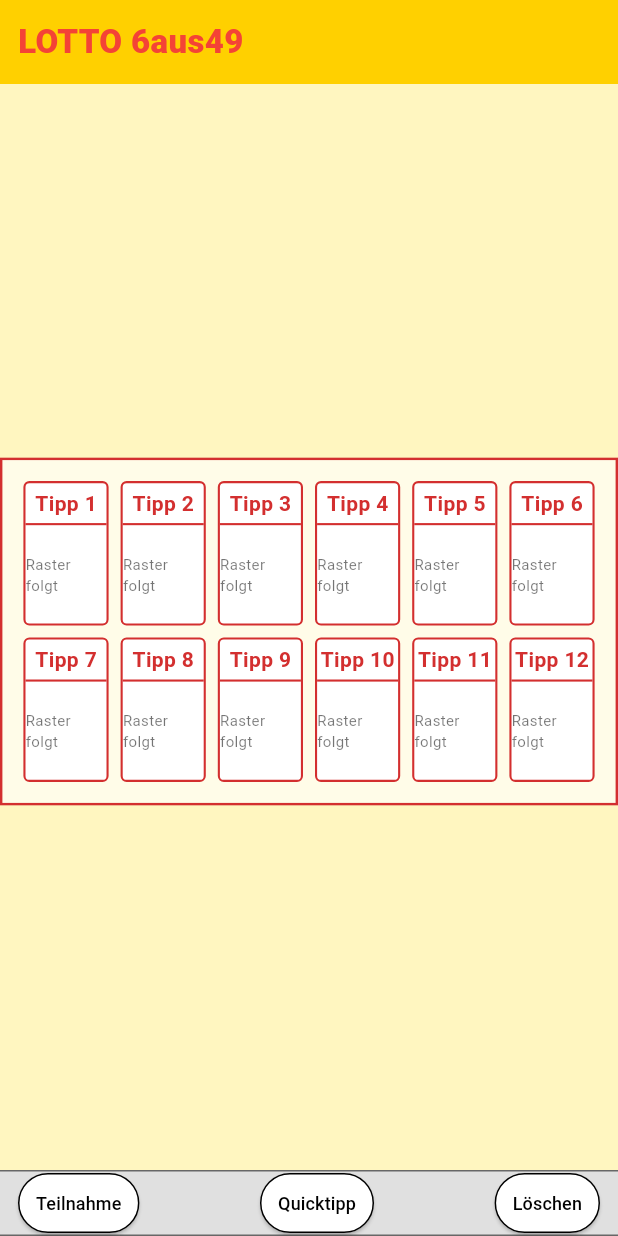
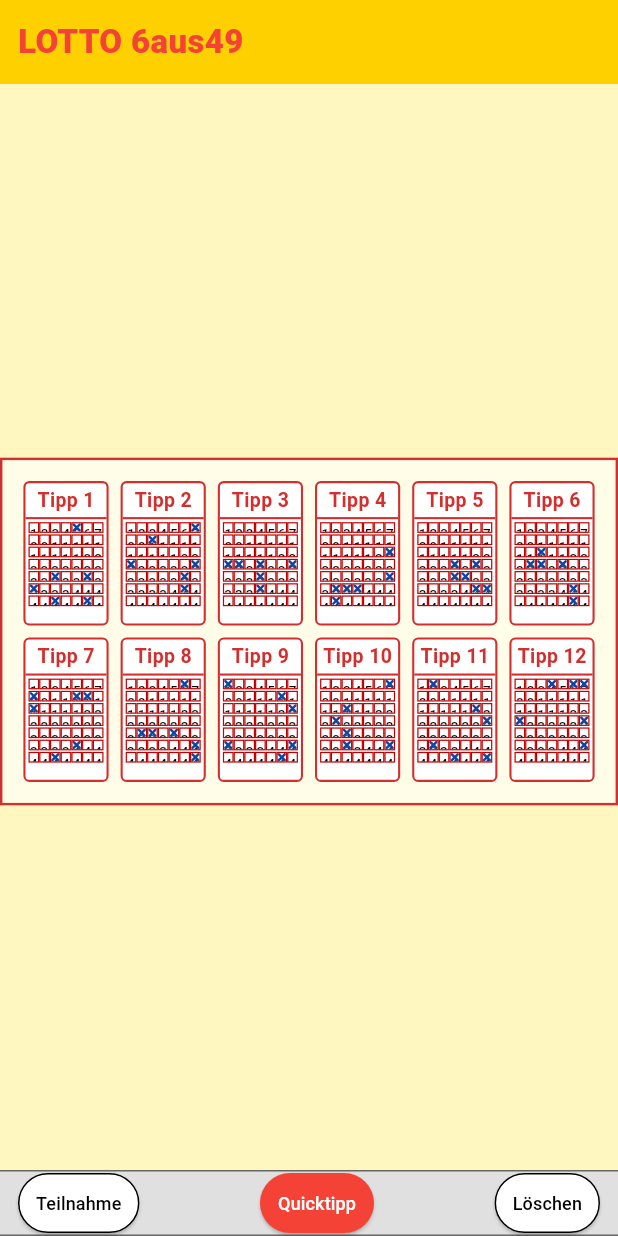
Before and after one commit to funatiker1968-hub/Lottogenerator_v4, a Flutter app: the Lotto6Screen screen opened directly, after a tap on "Quicktipp", on a phone screen of 412 x 824 dp. Run offline on Flutter 3.47's test engine with Material 3 defaults, Android fonts, the phone set to English and light mode, and no system bars; our stand-ins replace audioplayers.

Commit message:
Implementiert Block 2: Quicktipp + vollständiges Tipp-Raster + Kreuzzeichnung

```diff
--- a/lib/screens/lotto6/lotto6_screen.dart
+++ b/lib/screens/lotto6/lotto6_screen.dart
@@ -1,4 +1,5 @@
 import 'package:flutter/material.dart';
+import 'dart:math';
 
 class Lotto6Screen extends StatefulWidget {
   const Lotto6Screen({super.key});
@@ -9,11 +10,24 @@ class Lotto6Screen extends StatefulWidget {
 
 class _Lotto6ScreenState extends State<Lotto6Screen> {
   static const int tipCount = 12;
+  static const int maxNumber = 49;
+  static const int maxMarksPerTip = 6;
+
+  /// Merkt ausgewählte Zahlen je Tippfeld
+  late final List<Set<int>> _selectedPerTip;
+
+  final Random _rng = Random();
+
+  @override
+  void initState() {
+    super.initState();
+    _selectedPerTip = List.generate(tipCount, (_) => <int>{});
+  }
 
   @override
   Widget build(BuildContext context) {
     return Scaffold(
-      backgroundColor: const Color(0xFFFFF6C0), // Papiergelb
+      backgroundColor: const Color(0xFFFFF6C0),
       body: SafeArea(
         child: Column(
           children: [
@@ -49,12 +63,12 @@ class _Lotto6ScreenState extends State<Lotto6Screen> {
   }
 
   // ---------------------------------------------------------------------------
-  // GESAMTER LOTTO-SCHEIN (2 Reihen × 6 Spalten)
+  // GESAMTER LOTTO-SCHEIN – 2 Reihen × 6 Spalten
   // ---------------------------------------------------------------------------
   Widget _buildFullSchein() {
     return Center(
       child: AspectRatio(
-        aspectRatio: 16 / 9, // wie echter Schein, Querformat
+        aspectRatio: 16 / 9,
         child: Container(
           padding: const EdgeInsets.all(10),
           decoration: BoxDecoration(
@@ -65,22 +79,28 @@ class _Lotto6ScreenState extends State<Lotto6Screen> {
             children: [
               Expanded(
                 child: Row(
-                  children: List.generate(6, (i) => Expanded(
+                  children: List.generate(
+                    6,
+                    (i) => Expanded(
                       child: Padding(
                         padding: const EdgeInsets.all(4),
                         child: _buildTipCard(i + 1),
                       ),
-                  )),
+                    ),
+                  ),
                 ),
               ),
               Expanded(
                 child: Row(
-                  children: List.generate(6, (i) => Expanded(
+                  children: List.generate(
+                    6,
+                    (i) => Expanded(
                       child: Padding(
                         padding: const EdgeInsets.all(4),
                         child: _buildTipCard(i + 7),
                       ),
-                  )),
+                    ),
+                  ),
                 ),
               ),
             ],
@@ -91,9 +111,11 @@ class _Lotto6ScreenState extends State<Lotto6Screen> {
   }
 
   // ---------------------------------------------------------------------------
-  // EINZEL-TIPP-KARTE (nur Titel, noch kein Raster)
+  // EIN TIPP MIT RASTER
   // ---------------------------------------------------------------------------
-  Widget _buildTipCard(int number) {
+  Widget _buildTipCard(int tipNumber) {
+    final int tipIndex = tipNumber - 1;
+
     return Container(
       decoration: BoxDecoration(
         color: Colors.white,
@@ -102,8 +124,9 @@ class _Lotto6ScreenState extends State<Lotto6Screen> {
       ),
       child: Column(
         children: [
+          // Titel
           Container(
-            height: 28,
+            height: 24,
             alignment: Alignment.center,
             decoration: BoxDecoration(
               border: Border(
@@ -111,20 +134,33 @@ class _Lotto6ScreenState extends State<Lotto6Screen> {
               ),
             ),
             child: Text(
-              "Tipp $number",
+              "Tipp $tipNumber",
               style: TextStyle(
                 color: Colors.red.shade700,
-                fontSize: 14,
+                fontSize: 13,
                 fontWeight: FontWeight.bold,
               ),
             ),
           ),
+
+          // Raster 1–49 (7×7)
           Expanded(
-            child: Container(
-              alignment: Alignment.center,
-              child: const Text(
-                "Raster folgt",
-                style: TextStyle(color: Colors.black54, fontSize: 10),
+            child: Padding(
+              padding: const EdgeInsets.all(2),
+              child: GridView.builder(
+                physics: const NeverScrollableScrollPhysics(),
+                gridDelegate: const SliverGridDelegateWithFixedCrossAxisCount(
+                  crossAxisCount: 7,
+                  mainAxisSpacing: 1,
+                  crossSpacing: 1,
+                  childAspectRatio: 1.0,
+                ),
+                itemCount: maxNumber,
+                itemBuilder: (context, i) {
+                  final number = i + 1;
+                  final isSelected = _selectedPerTip[tipIndex].contains(number);
+                  return _buildNumberCell(tipIndex, number, isSelected);
+                },
               ),
             ),
           ),
@@ -134,7 +170,78 @@ class _Lotto6ScreenState extends State<Lotto6Screen> {
   }
 
   // ---------------------------------------------------------------------------
-  // QUICKTIP-LEISTE (unverändert)
+  // ZAHLENFELD + HAND-KREUZ
+  // ---------------------------------------------------------------------------
+  Widget _buildNumberCell(int tipIndex, int number, bool isSelected) {
+    return GestureDetector(
+      onTap: () => _onNumberTap(tipIndex, number, isSelected),
+      child: Container(
+        decoration: BoxDecoration(
+          color: Colors.white,
+          border: Border.all(color: const Color(0xFFC00000), width: 0.8),
+        ),
+        child: Stack(
+          children: [
+            Center(
+              child: Text(
+                "$number",
+                style: TextStyle(
+                  fontSize: 9,
+                  fontWeight: FontWeight.w500,
+                  color: isSelected ? Colors.black.withOpacity(0.8) : Colors.black,
+                ),
+              ),
+            ),
+            if (isSelected)
+              CustomPaint(
+                painter: _CrossPainter(),
+                size: Size.infinite,
+              ),
+          ],
+        ),
+      ),
+    );
+  }
+
+  // ---------------------------------------------------------------------------
+  // TAP-LOGIK
+  // ---------------------------------------------------------------------------
+  void _onNumberTap(int tipIndex, int number, bool alreadySelected) {
+    setState(() {
+      final set = _selectedPerTip[tipIndex];
+
+      if (alreadySelected) {
+        set.remove(number);
+        return;
+      }
+
+      if (set.length >= maxMarksPerTip) return;
+
+      set.add(number);
+    });
+  }
+
+  // ---------------------------------------------------------------------------
+  // QUICKTIPP-FUNKTION (Block 2)
+  // ---------------------------------------------------------------------------
+  void _generateRandomTip(int tipIndex) {
+    final set = <int>{};
+
+    while (set.length < maxMarksPerTip) {
+      set.add(_rng.nextInt(maxNumber) + 1);
+    }
+
+    _selectedPerTip[tipIndex]
+      ..clear()
+      ..addAll(set);
+  }
+
+  void _clearTip(int tipIndex) {
+    _selectedPerTip[tipIndex].clear();
+  }
+
+  // ---------------------------------------------------------------------------
+  // QUICKTIP-LEISTE
   // ---------------------------------------------------------------------------
   Widget _buildQuickBar() {
     return Container(
@@ -151,8 +258,37 @@ class _Lotto6ScreenState extends State<Lotto6Screen> {
         mainAxisAlignment: MainAxisAlignment.spaceBetween,
         children: [
           _qbtn("Teilnahme"),
-          _qbtn("Quicktipp"),
-          _qbtn("Löschen"),
+          ElevatedButton(
+            onPressed: () {
+              setState(() {
+                for (int i = 0; i < tipCount; i++) {
+                  _generateRandomTip(i);
+                }
+              });
+            },
+            style: ElevatedButton.styleFrom(
+              backgroundColor: Colors.red,
+              foregroundColor: Colors.white,
+              padding: const EdgeInsets.symmetric(horizontal: 12, vertical: 6),
+            ),
+            child: const Text("Quicktipp", style: TextStyle(fontSize: 12)),
+          ),
+          ElevatedButton(
+            onPressed: () {
+              setState(() {
+                for (int i = 0; i < tipCount; i++) {
+                  _clearTip(i);
+                }
+              });
+            },
+            style: ElevatedButton.styleFrom(
+              backgroundColor: Colors.white,
+              foregroundColor: Colors.black,
+              side: const BorderSide(color: Colors.black),
+              padding: const EdgeInsets.symmetric(horizontal: 12, vertical: 6),
+            ),
+            child: const Text("Löschen", style: TextStyle(fontSize: 12)),
+          ),
         ],
       ),
     );
@@ -171,3 +307,27 @@ class _Lotto6ScreenState extends State<Lotto6Screen> {
     );
   }
 }
+
+// -----------------------------------------------------------------------------
+// CUSTOM PAINTER – Blaues Handkreuz
+// -----------------------------------------------------------------------------
+class _CrossPainter extends CustomPainter {
+  @override
+  void paint(Canvas canvas, Size size) {
+    final paint = Paint()
+      ..color = Colors.blue.shade900
+      ..strokeWidth = 1.6
+      ..strokeCap = StrokeCap.round
+      ..style = PaintingStyle.stroke;
+
+    final double pad = size.shortestSide * 0.15;
+
+    canvas.drawLine(
+        Offset(pad, pad), Offset(size.width - pad, size.height - pad), paint);
+    canvas.drawLine(
+        Offset(size.width - pad, pad), Offset(pad, size.height - pad), paint);
+  }
+
+  @override
+  bool shouldRepaint(covariant _CrossPainter oldDelegate) => false;
+}
```
Lines whose indentation alone changed are shown as unchanged.
